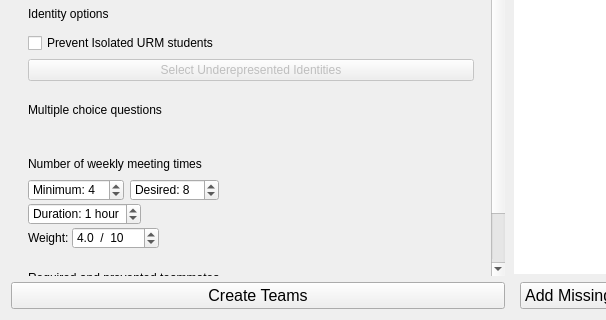
This is gruepr.ui in gruepr/gruepr as Qt 5 draws it before an edit; both pictures show x 0 to 606 and y 349 to 669 of the 1019 by 669 pixel window. The edited form follows.
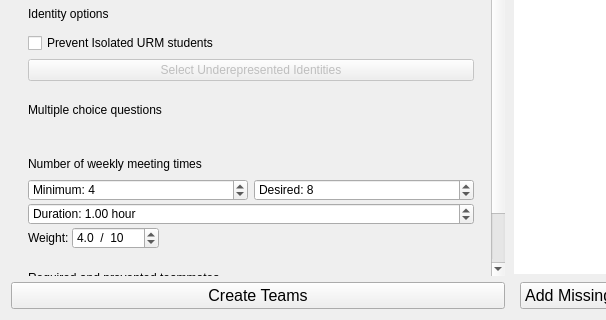
This is the edited form. Icons and pictures are not drawn. Custom widgets are drawn as their Qt base class.

Commit message: Fixed implementation of <1-hr sched. resolution

What changed in the file:
```diff
--- a/gruepr.ui
+++ b/gruepr.ui
@@ -598,19 +598,6 @@
                  </property>
                 </widget>
                </item>
-               <item row="1" column="2">
-                <spacer name="horizontalSpacer_1">
-                 <property name="orientation">
-                  <enum>Qt::Horizontal</enum>
-                 </property>
-                 <property name="sizeHint" stdset="0">
-                  <size>
-                   <width>0</width>
-                   <height>18</height>
-                  </size>
-                 </property>
-                </spacer>
-               </item>
               </layout>
              </item>
              <item>
@@ -624,10 +611,10 @@
                   <string> hour</string>
                  </property>
                  <property name="decimals">
-                  <number>0</number>
+                  <number>2</number>
                  </property>
                  <property name="minimum">
-                  <double>0.000000000000000</double>
+                  <double>0.250000000000000</double>
                  </property>
                  <property name="maximum">
                   <double>3.000000000000000</double>
@@ -640,19 +627,6 @@
                  </property>
                 </widget>
                </item>
-               <item>
-                <spacer name="horizontalSpacer_2">
-                 <property name="orientation">
-                  <enum>Qt::Horizontal</enum>
-                 </property>
-                 <property name="sizeHint" stdset="0">
-                  <size>
-                   <width>0</width>
-                   <height>18</height>
-                  </size>
-                 </property>
-                </spacer>
-               </item>
               </layout>
              </item>
              <item>
```
The commit also changes 2 other files.
